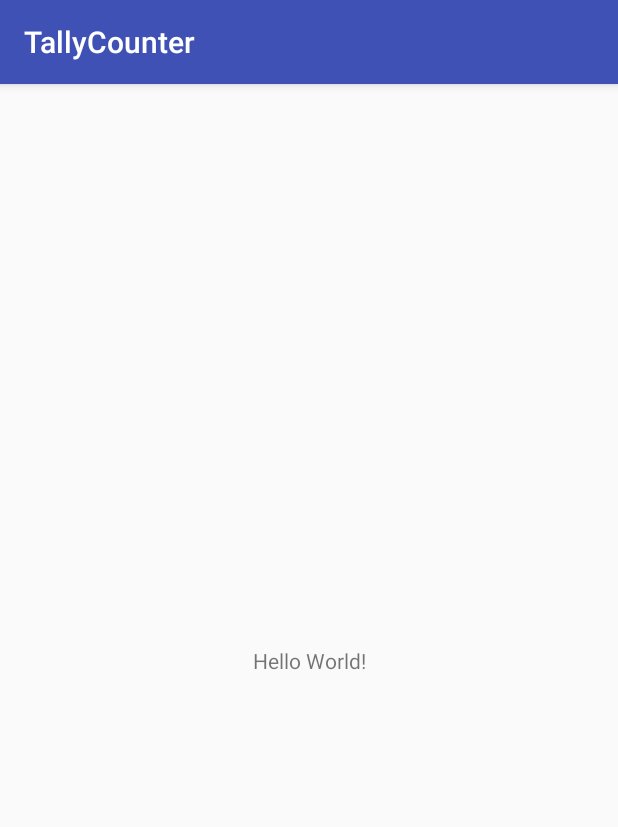
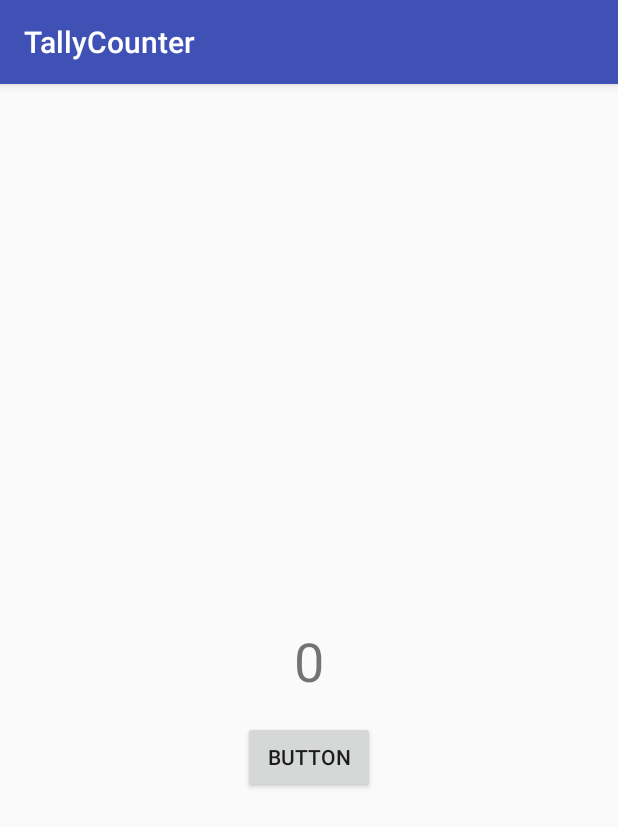
Before and after one commit to fk2763owl/android-tally-counter, an Android app: the screen it shows after launch (MainActivity), on a phone screen of 412 x 824 dp. Shown: the top 827 px of the screen. Run offline under Robolectric (Android 15) with nearby library versions, the phone set to English and light mode, and no system bars.

Commit message:
カウントするボタンを追加

```diff
--- a/app/src/main/java/c/sample/tallycounter/MainActivity.kt
+++ b/app/src/main/java/c/sample/tallycounter/MainActivity.kt
@@ -2,11 +2,22 @@ package c.sample.tallycounter
 
 import android.support.v7.app.AppCompatActivity
 import android.os.Bundle
+import android.util.Log
+import android.widget.Button
+import kotlinx.android.synthetic.main.activity_main.*
 
 class MainActivity : AppCompatActivity() {
+
+    var i = 0;
 
     override fun onCreate(savedInstanceState: Bundle?) {
         super.onCreate(savedInstanceState)
         setContentView(R.layout.activity_main)
+
+        button.setOnClickListener {
+            Log.d("MainActivity", "button click")
+            i += 1
+            textView.text = i.toString()
+        }
     }
 }
--- a/app/src/main/res/layout/activity_main.xml
+++ b/app/src/main/res/layout/activity_main.xml
@@ -1,4 +1,3 @@
-<?xml version="1.0" encoding="utf-8"?>
 <android.support.constraint.ConstraintLayout xmlns:android="http://schemas.android.com/apk/res/android"
     xmlns:app="http://schemas.android.com/apk/res-auto"
     xmlns:tools="http://schemas.android.com/tools"
@@ -7,12 +6,25 @@
     tools:context="c.sample.tallycounter.MainActivity">
 
     <TextView
+        android:id="@+id/textView"
         android:layout_width="wrap_content"
         android:layout_height="wrap_content"
-        android:text="Hello World!"
+        android:text="@string/textview"
+        android:textSize="36sp"
         app:layout_constraintBottom_toBottomOf="parent"
-        app:layout_constraintLeft_toLeftOf="parent"
-        app:layout_constraintRight_toRightOf="parent"
+        app:layout_constraintEnd_toEndOf="parent"
+        app:layout_constraintHorizontal_bias="0.5"
+        app:layout_constraintStart_toStartOf="parent"
         app:layout_constraintTop_toTopOf="parent" />
 
+    <Button
+        android:id="@+id/button"
+        android:layout_width="wrap_content"
+        android:layout_height="wrap_content"
+        android:layout_marginTop="16dp"
+        android:text="@string/button"
+        app:layout_constraintEnd_toEndOf="parent"
+        app:layout_constraintHorizontal_bias="0.5"
+        app:layout_constraintStart_toStartOf="parent"
+        app:layout_constraintTop_toBottomOf="@+id/textView" />
 </android.support.constraint.ConstraintLayout>
--- a/app/src/main/res/values/strings.xml
+++ b/app/src/main/res/values/strings.xml
@@ -1,3 +1,5 @@
 <resources>
     <string name="app_name">TallyCounter</string>
+    <string name="textview">0</string>
+    <string name="button">Button</string>
 </resources>
```
